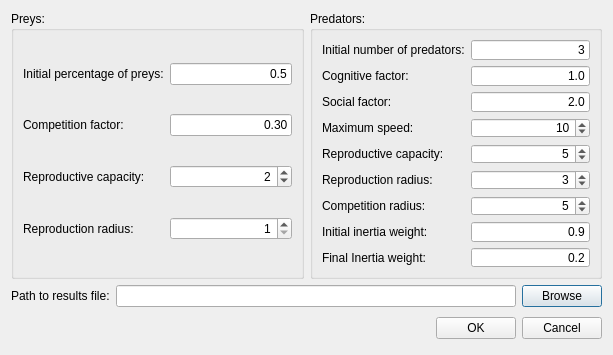
mariomartinezm/QtCaPso, file src/Controller/globalsettingsdialog.ui: the form before one commit.
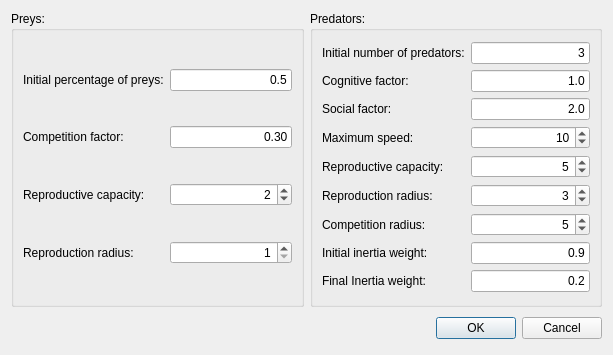
The form after the commit.

Patch:
```diff
--- a/src/Controller/globalsettingsdialog.ui
+++ b/src/Controller/globalsettingsdialog.ui
@@ -285,27 +285,6 @@
        </item>
       </layout>
      </item>
-     <item>
-      <layout class="QHBoxLayout" name="horizontalLayout">
-       <item>
-        <widget class="QLabel" name="labelResults">
-         <property name="text">
-          <string>Path to results file:</string>
-         </property>
-        </widget>
-       </item>
-       <item>
-        <widget class="QLineEdit" name="lineEditPath"/>
-       </item>
-       <item>
-        <widget class="QPushButton" name="pushButtonBrowse">
-         <property name="text">
-          <string>Browse</string>
-         </property>
-        </widget>
-       </item>
-      </layout>
-     </item>
      <item>
       <layout class="QHBoxLayout">
        <property name="spacing">
```
